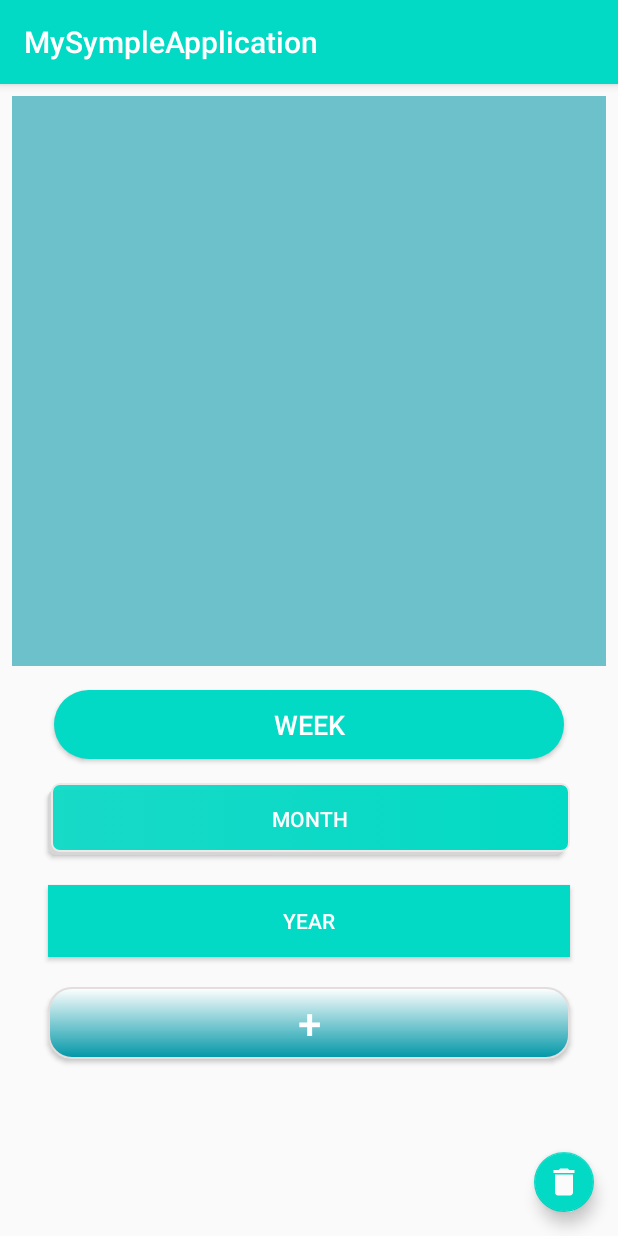
After one commit to AlexM-pixel/SipmlePrimer, an Android app: the Main5Activity screen opened directly, with no data from a screen before it, on a phone screen of 412 x 824 dp. The commit adds this screen. Run offline under Robolectric (Android 15) with nearby library versions, the phone set to English and light mode, and no system bars; libraries missing offline, so code that uses them is left out: com.jjoe64.graphview; 4 statements that could not run were skipped.

Commit message:
CustomView(graph)

```diff
--- a/app/build.gradle
+++ b/app/build.gradle
@@ -31,8 +31,10 @@ dependencies {
     implementation "androidx.recyclerview:recyclerview:1.1.0"
     implementation 'androidx.legacy:legacy-support-v4:1.0.0'
     implementation "androidx.cardview:cardview:1.0.0"
+    implementation 'com.jjoe64:graphview:3.1.3'
     implementation 'com.google.firebase:firebase-database:19.2.1'
     testImplementation 'junit:junit:4.12'
     androidTestImplementation 'androidx.test.ext:junit:1.1.1'
     androidTestImplementation 'androidx.test.espresso:espresso-core:3.2.0'
+    implementation 'com.google.android.material:material:1.1.0'
 }
--- a/app/src/main/AndroidManifest.xml
+++ b/app/src/main/AndroidManifest.xml
@@ -9,7 +9,8 @@
         android:roundIcon="@mipmap/ic_launcher_round"
         android:supportsRtl="true"
         android:theme="@style/AppTheme">
-        <activity android:name=".hw4.Main4Activity"/>
+        <activity android:name=".hw5.Main5Activity"></activity>
+        <activity android:name=".hw4.Main4Activity" />
         <activity
             android:name=".hw3.ConstrainActivity"
             android:theme="@style/Theme.AppCompat.Light.NoActionBar" />
--- a/app/src/main/java/com/example/mysympleapplication/hw1/SecondActivity.java
+++ b/app/src/main/java/com/example/mysympleapplication/hw1/SecondActivity.java
@@ -53,7 +53,6 @@ public class SecondActivity extends AppCompatActivity {
                     startActivity(intent);
                 }
             });
-
         }
         buttonCurrent.setOnClickListener(new View.OnClickListener() {
             @Override
--- /dev/null
+++ b/app/src/main/java/com/example/mysympleapplication/hw5/Main5Activity.java
@@ -0,0 +1,138 @@
+package com.example.mysympleapplication.hw5;
+
+import androidx.appcompat.app.AppCompatActivity;
+
+import android.app.AlertDialog;
+import android.content.ContentValues;
+import android.content.DialogInterface;
+import android.database.Cursor;
+import android.database.sqlite.SQLiteDatabase;
+import android.os.Bundle;
+import android.util.Log;
+import android.view.LayoutInflater;
+import android.view.View;
+import android.widget.Button;
+import android.widget.EditText;
+import android.widget.Toast;
+
+import com.example.mysympleapplication.R;
+import com.google.android.material.floatingactionbutton.FloatingActionButton;
+
+import java.util.ArrayList;
+
+import static com.jjoe64.graphview.GraphView.*;
+
+public class Main5Activity extends AppCompatActivity implements OnClickListener {
+    SetValues setValues;
+    SohranitelBD sohranitel;
+    ArrayList<Float> arrayListGrafic;
+    SQLiteDatabase database;
+
+    @Override
+    protected void onCreate(Bundle savedInstanceState) {
+        super.onCreate(savedInstanceState);
+        setContentView(R.layout.activity_main5);
+        setValues = findViewById(R.id.myView);
+        Button buttonWeek = findViewById(R.id.week);
+        Button buttonMonth = findViewById(R.id.month);
+        Button buttonYer = findViewById(R.id.yer);
+        Button buttonplus = findViewById(R.id.plus_button);
+        buttonWeek.setOnClickListener(this);
+        buttonMonth.setOnClickListener(this);
+        buttonYer.setOnClickListener(this);
+        buttonplus.setOnClickListener(this);
+        sohranitel = new SohranitelBD(this);
+        setValues.setArray(grafik());                          // передал значения из бд для прорисовки графика
+        FloatingActionButton floatingActionButton = findViewById(R.id.fab_1);
+        floatingActionButton.setOnClickListener(new View.OnClickListener() {
+            @Override
+            public void onClick(View v) {                                                      // тут удаления  кнопка
+                database.delete(SohranitelBD.TABLE_VALUES, null, null);
+                setValues.setArray(grafik());
+            }
+        });
+    }
+
+    @Override
+    public void onClick(View v) {
+        switch (v.getId()) {
+            case R.id.week:
+                setValues.setInterval(7);
+                break;
+            case R.id.month:
+                setValues.setInterval(4);
+                break;
+            case R.id.yer:
+                setValues.setInterval(12);
+                break;
+            case R.id.plus_button:
+                insertValue();
+                break;
+        }
+    }
+
+    public void insertValue() {
+        final SQLiteDatabase database = sohranitel.getWritableDatabase();
+        LayoutInflater li = LayoutInflater.from(Main5Activity.this);
+        View promptsView = li.inflate(R.layout.save_values, null);
+        //Создаем AlertDialog
+        AlertDialog.Builder mDialogBuilder = new AlertDialog.Builder(this);
+        //Настраиваем prompt.xml для нашего AlertDialog:
+        mDialogBuilder.setView(promptsView);
+        //Настраиваем отображение поля для ввода текста в открытом диалоге:
+        final EditText userInputX = promptsView.findViewById(R.id.input_valueX);
+        final EditText userInputY = promptsView.findViewById(R.id.input_valueY);
+        //Настраиваем сообщение в диалоговом окне:
+        mDialogBuilder.setCancelable(false);
+        mDialogBuilder.setPositiveButton("OK",
+                new DialogInterface.OnClickListener() {
+                    public void onClick(DialogInterface dialog, int id) {
+                        //Вводим текст и отображаем в строке ввода на основном экране:
+                        //  final_text.setText(userInput.getText());
+                        ContentValues contentValues = new ContentValues();
+                        float valueX = Float.parseFloat(userInputX.getText().toString());
+                        float valueY = Float.parseFloat(userInputY.getText().toString());
+                        contentValues.put(SohranitelBD.KEY_VALUEY, valueX);
+                        contentValues.put(SohranitelBD.KEY_VALUEX, valueY);
+                        database.insert(SohranitelBD.TABLE_VALUES, null, contentValues);
+                        setValues.setArray(grafik());
+                    }
+                });
+        mDialogBuilder.setNegativeButton("Отмена",
+                new DialogInterface.OnClickListener() {
+                    public void onClick(DialogInterface dialog, int id) {
+                        dialog.cancel();
+                    }
+                });
+        //Создаем AlertDialog:
+        AlertDialog alertDialog = mDialogBuilder.create();
+
+        //и отображаем его:
+        alertDialog.show();
+
+    }
+
+    public ArrayList<Float> grafik() {
+        arrayListGrafic = new ArrayList<>();
+        SohranitelBD sohranitel = new SohranitelBD(this);
+        database = sohranitel.getWritableDatabase();
+        Cursor cursor = database.query(SohranitelBD.TABLE_VALUES, null, null, null, null, null, null);
+        if (cursor.moveToFirst()) {
+            int index = cursor.getColumnIndex(SohranitelBD.KEY_ID);
+            int noteIndex = cursor.getColumnIndex(SohranitelBD.KEY_VALUEY);
+            int valueIndex = cursor.getColumnIndex(SohranitelBD.KEY_VALUEX);
+            do {
+                arrayListGrafic.add(cursor.getFloat(noteIndex));
+                arrayListGrafic.add(cursor.getFloat(valueIndex));
+                Log.d("mLog", "ID = " + cursor.getInt(index) +
+                        ", name - " + cursor.getInt(noteIndex) +
+                        ", value = " + cursor.getInt(valueIndex));
+            } while (cursor.moveToNext());
+        } else {
+            Log.d("mLog", "0 rows");
+        }
+        cursor.close();
+
+        return arrayListGrafic;
+    }
+}
--- /dev/null
+++ b/app/src/main/java/com/example/mysympleapplication/hw5/MyView.java
@@ -0,0 +1,116 @@
+package com.example.mysympleapplication.hw5;
+
+import android.content.Context;
+import android.database.Cursor;
+import android.database.sqlite.SQLiteDatabase;
+import android.graphics.Canvas;
+import android.graphics.Paint;
+import android.graphics.RectF;
+import android.util.AttributeSet;
+import android.util.Log;
+import android.view.View;
+
+import androidx.annotation.Nullable;
+import androidx.core.content.ContextCompat;
+
+import com.example.mysympleapplication.R;
+
+import java.util.ArrayList;
+
+public class MyView extends View implements SetValues {
+    private float startX;
+    private int interval;
+    private Paint background;
+    private Paint linePaint;
+    private RectF backgroundRect;
+    ArrayList<Float> arrayListGrafic;
+    Context context1;
+
+    public MyView(Context context, @Nullable AttributeSet attrs) {
+        super(context, attrs);
+        context1 = context;
+        arrayListGrafic = new ArrayList<>();
+        linePaint = new Paint(Paint.ANTI_ALIAS_FLAG);
+        linePaint.setColor(ContextCompat.getColor(context, R.color.colorGrafik_line));
+        linePaint.setStrokeWidth(4f);
+        backgroundRect = new RectF();
+        background = new Paint(Paint.ANTI_ALIAS_FLAG);
+        background.setColor(ContextCompat.getColor(context, R.color.colorGrafik_fon));
+    }
+
+    private int checkSize(int contentSize, int measureSpec) {
+        final int mode = MeasureSpec.getMode(measureSpec);
+        final int specSize = MeasureSpec.getSize(measureSpec);
+        switch (mode) {
+            case MeasureSpec.EXACTLY:
+                return specSize;
+            case MeasureSpec.AT_MOST:
+                if (contentSize < specSize) {
+                    return contentSize;
+                } else {
+                    return specSize;
+                }
+            case MeasureSpec.UNSPECIFIED:
+            default:
+                return contentSize;
+        }
+    }
+
+    @Override
+    protected void onMeasure(int widthMeasureSpec, int heightMeasureSpec) {
+        //    final Paint.FontMetrics fontMetrics = numberPaint.getFontMetrics();
+
+        // Measure maximum possible width of text.
+        //  final float maxTextWidth = numberPaint.measureText(MAX_COUNT_STRING);
+        // Estimate maximum possible height of text.
+        //   final float maxTextHeight = fontMetrics.bottom - fontMetrics.top;
+
+        // Add padding to maximum width calculation.
+        final int desiredWidth = Math.round(getPaddingLeft() + getPaddingRight());
+
+        // Add padding to maximum height calculation.
+        final int desiredHeight = Math.round(getPaddingTop() + getPaddingBottom());
+
+        final int measuredWidth = checkSize(desiredWidth, widthMeasureSpec);               //   тут пробую размеры прикинуть
+        final int measuredHeight = checkSize(desiredHeight, heightMeasureSpec);
+
+        setMeasuredDimension(measuredWidth, measuredHeight);     //засетил
+    }
+
+    protected void onDraw(Canvas canvas) {
+        final float canvasWidth = getWidth();
+        final float canvasHeight = getHeight();
+        backgroundRect.set(0f, 0f, canvasWidth, canvasHeight);              //фон
+        canvas.drawRect(backgroundRect, background);
+
+        final float baselineY1 = canvasHeight * 0.2f;
+        float baselineX = canvasWidth / interval;                      //  вертикальные  полоски
+        float baseLineY = canvasHeight / 10;
+        for (int i = 0; i < interval; i++) {
+            startX = baselineX + startX;
+            canvas.drawLine(startX, canvasHeight, startX, baselineY1, linePaint);
+
+        }
+        int count = 0;
+        int countLines = (arrayListGrafic.size() - 2);
+        for (int i = 0; i < countLines; ) {                    //сам график
+            canvas.drawLine(count * baselineX, canvasHeight - arrayListGrafic.get(i + 1) * baseLineY, baselineX * ++count, canvasHeight - (arrayListGrafic.get(i + 3)) * baseLineY, linePaint);
+            i = i + 2;
+        }
+        startX = 0;
+    }
+
+    @Override
+    public void setInterval(int val) {
+        this.interval = val;
+        invalidate();
+    }
+
+    @Override
+    public void setArray(ArrayList<Float> listGrafic) {
+        arrayListGrafic = listGrafic;
+        invalidate();
+    }
+
+
+}
--- /dev/null
+++ b/app/src/main/java/com/example/mysympleapplication/hw5/SetValues.java
@@ -0,0 +1,8 @@
+package com.example.mysympleapplication.hw5;
+
+import java.util.ArrayList;
+
+public interface SetValues {
+   public void setInterval(int val);
+   public void setArray(ArrayList<Float> listGrafic);
+}
--- /dev/null
+++ b/app/src/main/java/com/example/mysympleapplication/hw5/SohranitelBD.java
@@ -0,0 +1,34 @@
+package com.example.mysympleapplication.hw5;
+
+import android.content.Context;
+import android.database.sqlite.SQLiteDatabase;
+import android.database.sqlite.SQLiteOpenHelper;
+
+import androidx.annotation.Nullable;
+
+public class SohranitelBD extends SQLiteOpenHelper {
+    private static final int DATABASE_VERSION = 3;
+    private static final String DATABASE_NAME = "graficDb";
+    static final String TABLE_VALUES = "anyValues";
+
+    static final String KEY_ID = "_id";
+    static final String KEY_VALUEX = "valueX";
+    static final String KEY_VALUEY = "noteY";
+
+
+    public SohranitelBD(@Nullable Context context) {
+        super(context, DATABASE_NAME, null, DATABASE_VERSION);
+    }
+
+    @Override
+    public void onCreate(SQLiteDatabase db) {
+        db.execSQL("create table " + TABLE_VALUES + "(" + KEY_ID
+                + " integer primary key," + KEY_VALUEY + " float," + KEY_VALUEX + " float" + ")");
+    }
+
+    @Override
+    public void onUpgrade(SQLiteDatabase db, int oldVersion, int newVersion) {
+        db.execSQL("drop table if exists " + TABLE_VALUES);
+        onCreate(db);
+    }
+}
--- /dev/null
+++ b/app/src/main/res/drawable-v24/ic_delete_black_24dp.xml
@@ -0,0 +1,5 @@
+<vector android:height="24dp" android:tint="#FBFBFB"
+    android:viewportHeight="24.0" android:viewportWidth="24.0"
+    android:width="24dp" xmlns:android="http://schemas.android.com/apk/res/android">
+    <path android:fillColor="#FF000000" android:pathData="M6,19c0,1.1 0.9,2 2,2h8c1.1,0 2,-0.9 2,-2V7H6v12zM19,4h-3.5l-1,-1h-5l-1,1H5v2h14V4z"/>
+</vector>
--- /dev/null
+++ b/app/src/main/res/drawable-v24/shadow.xml
@@ -0,0 +1,20 @@
+<selector xmlns:android="http://schemas.android.com/apk/res/android">
+    <item>
+        <layer-list>
+            <item android:right="5dp" android:top="5dp">
+                <shape>
+                    <corners android:radius="5dp" />
+                    <solid android:color="#D6D6D6" />
+                </shape>
+            </item>
+            <item android:bottom="2dp" android:left="2dp">
+                <shape>
+                    <gradient  android:endColor="#03DAC5" android:startColor="#E703DAC5" />
+                    <stroke android:width="1dp" android:color="#EDE9E9" />
+                    <corners android:radius="5dp" />
+                    <padding android:bottom="10dp" android:left="10dp" android:right="10dp" android:top="10dp" />
+                </shape>
+            </item>
+        </layer-list>
+    </item>
+</selector>
--- a/app/src/main/res/drawable/corners.xml
+++ b/app/src/main/res/drawable/corners.xml
@@ -7,12 +7,12 @@
     <gradient
         android:angle="90"
         android:endColor="#FFFFFFFF"
-        android:startColor="#00796B"
+        android:startColor="#0097A7"
         android:type="linear" />
 
     <stroke
         android:width="1dp"
-        android:color="#FF000000" />
+        android:color="#E3DDDD" />
 
 
 
--- /dev/null
+++ b/app/src/main/res/layout/activity_main5.xml
@@ -0,0 +1,88 @@
+<?xml version="1.0" encoding="utf-8"?>
+<LinearLayout xmlns:android="http://schemas.android.com/apk/res/android"
+    xmlns:app="http://schemas.android.com/apk/res-auto"
+    xmlns:tools="http://schemas.android.com/tools"
+    android:layout_width="match_parent"
+    android:layout_height="match_parent"
+    android:orientation="vertical"
+    tools:context=".hw5.Main5Activity">
+
+    <com.example.mysympleapplication.hw5.MyView
+        android:id="@+id/myView"
+        android:layout_width="match_parent"
+        android:layout_height="0dp"
+        android:layout_marginStart="8dp"
+        android:layout_marginTop="8dp"
+        android:layout_marginEnd="8dp"
+        android:layout_weight="2" />
+
+    <androidx.coordinatorlayout.widget.CoordinatorLayout
+        android:layout_width="match_parent"
+        android:layout_height="0dp"
+        android:layout_weight="2">
+
+        <LinearLayout
+            android:layout_width="match_parent"
+            android:layout_height="match_parent"
+            android:orientation="vertical">
+
+
+            <Button
+                android:id="@+id/week"
+                android:layout_width="match_parent"
+                android:layout_height="wrap_content"
+                android:layout_marginHorizontal="32dp"
+                android:layout_marginTop="10dp"
+                android:elevation="8dp"
+                android:minHeight="58dp"
+                android:text="week"
+                android:textSize="18sp"
+                android:theme="@style/MyButtons" />
+
+            <Button
+                android:id="@+id/month"
+                android:layout_width="match_parent"
+                android:layout_height="wrap_content"
+                android:layout_marginHorizontal="32dp"
+                android:layout_marginTop="10dp"
+                android:layout_marginBottom="10dp"
+                android:background="@drawable/shadow"
+                android:text="month"
+                android:textColor="#ffff" />
+
+            <Button
+                android:id="@+id/yer"
+                android:layout_width="match_parent"
+                android:layout_height="wrap_content"
+                android:layout_marginHorizontal="32dp"
+                android:layout_marginTop="10dp"
+                android:layout_marginBottom="10dp"
+                android:background="@color/colorAccent"
+                android:text="year"
+                android:textColor="#ffff" />
+
+            <Button
+                android:id="@+id/plus_button"
+                android:layout_width="match_parent"
+                android:layout_height="wrap_content"
+                android:layout_marginHorizontal="32dp"
+                android:layout_marginTop="10dp"
+                android:layout_marginBottom="10dp"
+                android:background="@drawable/corners"
+                android:text="+"
+                android:textColor="#ffff"
+                android:textSize="28sp" />
+
+        </LinearLayout>
+
+        <com.google.android.material.floatingactionbutton.FloatingActionButton
+            android:id="@+id/fab_1"
+            android:layout_width="wrap_content"
+            android:layout_height="wrap_content"
+            android:layout_gravity="end|bottom"
+            android:layout_margin="16dp"
+            android:src="@drawable/ic_delete_black_24dp"
+            app:fabSize="mini" />
+    </androidx.coordinatorlayout.widget.CoordinatorLayout>
+
+</LinearLayout>
--- a/app/src/main/res/values/colors.xml
+++ b/app/src/main/res/values/colors.xml
@@ -4,4 +4,6 @@
     <color name="colorPrimaryDark">#3700B3</color>
     <color name="colorAccent">#03DAC5</color>
     <color name="colorGreen">#AFB42B</color>
+    <color name="colorGrafik_fon">#900097A7</color>
+    <color name="colorGrafik_line">#F8FAFA</color>
 </resources>
--- a/app/src/main/res/values/strings.xml
+++ b/app/src/main/res/values/strings.xml
@@ -40,4 +40,7 @@
     <string name="_242_ratings">242 ratings</string>
     <string name="nameUser">Name</string>
     <string name="User_description">Description</string>
+    <string name="input_values">input values</string>
+    <string name="date">date</string>
+    <string name="value">value</string>
 </resources>
--- a/app/src/main/res/values/styles.xml
+++ b/app/src/main/res/values/styles.xml
@@ -1,11 +1,19 @@
-<resources>
+<resources xmlns:tools="http://schemas.android.com/tools">
 
     <!-- Base application theme. -->
     <style name="AppTheme" parent="Theme.AppCompat.Light.DarkActionBar">
         <!-- Customize your theme here. -->
-        <item name="colorPrimary">@color/colorPrimary</item>
-        <item name="colorPrimaryDark">@color/colorPrimaryDark</item>
-        <item name="colorAccent">@color/colorAccent</item>
+        <item name="colorPrimary">@color/colorAccent</item>
+        <item name="colorPrimaryDark">#0097A7</item>
+        <item name="colorAccent">#03DAC5</item>
+    </style>
+    <style name="MyButtons"
+        parent="AppTheme">
+        <item name="colorButtonNormal">#03DAC5</item>
+        <item name="colorAccent">#03DAC5</item>
+        <item name="android:elevation">8dp</item>
+        <item name="android:buttonCornerRadius" tools:targetApi="p">50dp</item>
+        <item name="android:textColor">@android:color/white</item>
     </style>
 
 </resources>
--- a/build.gradle
+++ b/build.gradle
@@ -8,7 +8,7 @@ buildscript {
 
     }
     dependencies {
-        classpath 'com.android.tools.build:gradle:3.6.1'
+        classpath 'com.android.tools.build:gradle:3.6.3'
         classpath 'com.google.gms:google-services:4.3.3'
 
 
```
Also changed, not shown: app/src/main/java/com/example/mysympleapplication/Prime_Activity.java (+9 -0 lines), app/src/main/res/layout/activity_prime.xml (+19 -1 lines), app/src/main/res/layout/save_values.xml (added, +30 -0 lines).
